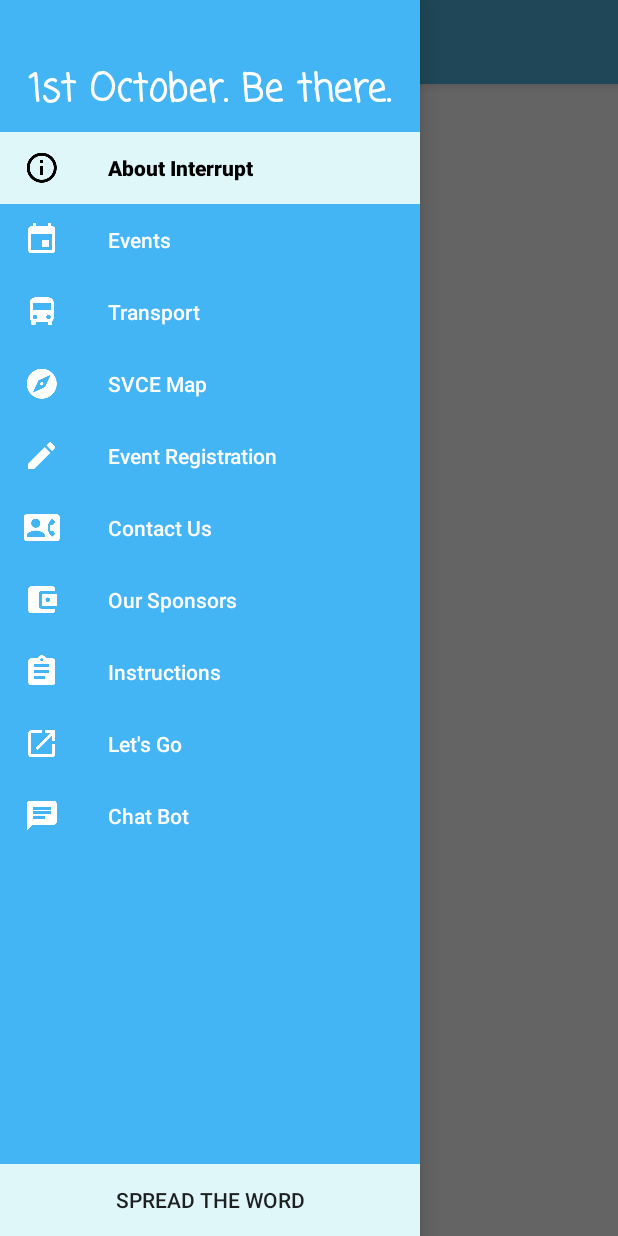
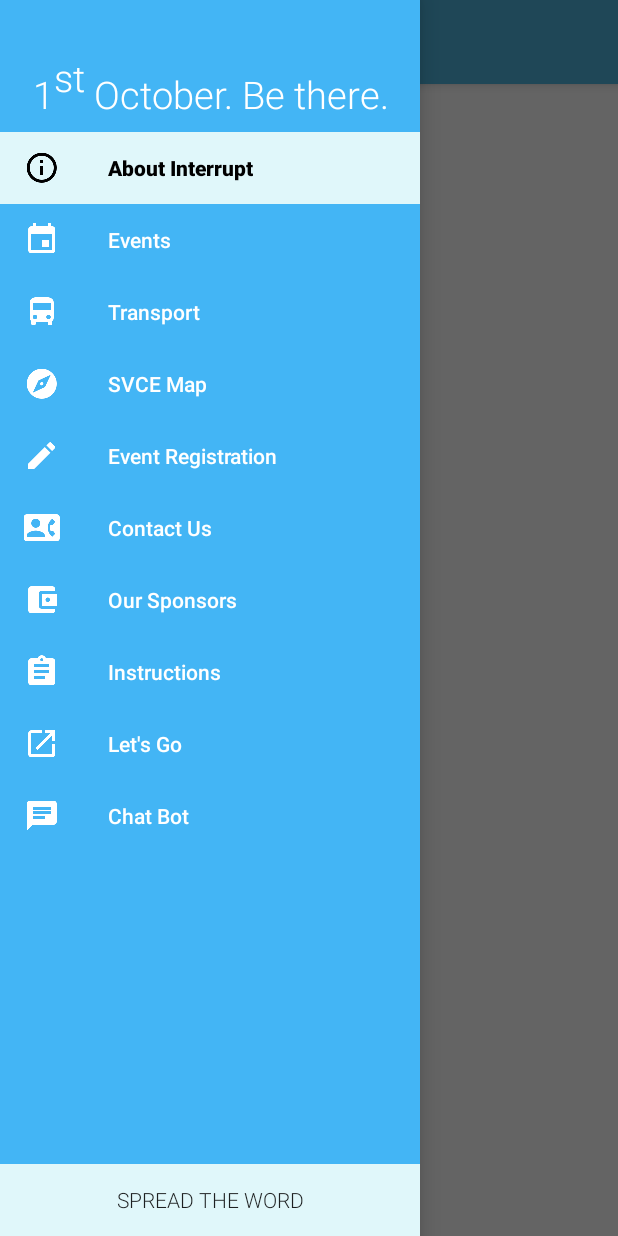
Before and after one commit to nareshvelu96/Interrupt2016, an Android app: the screen it shows after launch (MainActivity), with the side drawer open, on a phone screen of 412 x 824 dp. Run offline under Robolectric (Android 15) with nearby library versions, the light colour scheme and no system bars; libraries missing offline, so code that uses them is left out: com.manuelpeinado.fadingactionbar; Roboto replaces fonts that are not available here; 13 statements that could not run were skipped.

Commit message:
Final final

```diff
--- a/app/src/main/java/com/example/naresh/interrupt2016/MainActivity.java
+++ b/app/src/main/java/com/example/naresh/interrupt2016/MainActivity.java
@@ -4,6 +4,7 @@
 import android.content.DialogInterface;
 import android.content.Intent;
 import android.content.res.Resources;
+import android.graphics.Typeface;
 import android.os.Bundle;
 import android.provider.Settings;
 import android.support.annotation.Nullable;
@@ -24,6 +25,7 @@
 import android.view.Menu;
 import android.view.MenuItem;
 import android.widget.Button;
+import android.widget.TextView;
 
 
 public class MainActivity extends AppCompatActivity
@@ -36,6 +38,10 @@
         Toolbar toolbar = (Toolbar) findViewById(R.id.toolbar);
         setSupportActionBar(toolbar);
         toolbar.setBackgroundColor(ContextCompat.getColor(getBaseContext(),R.color.primary));
+
+        //TextView textView = (TextView) findViewById(R.id.nav_title);
+        //Typeface fontRobo1 = Typeface.createFromAsset(getAssets(),"fonts/BOMBARD_.ttf");
+        //textView.setTypeface(fontRobo1);
 
         DrawerLayout drawer = (DrawerLayout) findViewById(R.id.drawer_layout);
         ActionBarDrawerToggle toggle = new ActionBarDrawerToggle(
--- a/app/src/main/java/com/example/naresh/interrupt2016/SplashScreen.java
+++ b/app/src/main/java/com/example/naresh/interrupt2016/SplashScreen.java
@@ -1,8 +1,11 @@
 package com.example.naresh.interrupt2016;
 
 import android.content.Intent;
+import android.graphics.Bitmap;
+import android.graphics.BitmapFactory;
 import android.os.Bundle;
 import android.support.v7.app.AppCompatActivity;
+import android.util.DisplayMetrics;
 
 /**
  * Created by Mathangi on 05-09-2016.
@@ -15,6 +18,31 @@
 
         Intent intent = new Intent(this, MainActivity.class);
         startActivity(intent);
+        Bitmap bitmap = BitmapFactory.decodeResource(getResources(), R.drawable.interrupt1);
+        float lengthbmp = bitmap.getHeight();
+        float widthbmp = bitmap.getWidth();
+
+        // Get Screen width
+        DisplayMetrics displaymetrics = new DisplayMetrics();
+        this.getWindowManager().getDefaultDisplay().getMetrics(displaymetrics);
+        float hight = displaymetrics.heightPixels / 3;
+        float width = displaymetrics.widthPixels / 3;
+
+        int convertHighet = (int) hight, convertWidth = (int) width;
+
+        // high length
+        if (lengthbmp > hight) {
+            convertHighet = (int) hight - 20;
+            bitmap = Bitmap.createScaledBitmap(bitmap, convertWidth,
+                    convertHighet, true);
+        }
+
+        // high width
+        if (widthbmp > width) {
+            convertWidth = (int) width - 20;
+            bitmap = Bitmap.createScaledBitmap(bitmap, convertWidth,
+                    convertHighet, true);
+        }
         finish();
     }
 
--- a/app/src/main/res/layout/activity_main.xml
+++ b/app/src/main/res/layout/activity_main.xml
@@ -37,6 +37,7 @@
                 android:layout_width="match_parent"
                 android:layout_height="wrap_content"
                 android:text="Spread The Word"
+                android:fontFamily="sans-serif-light"
                 android:layout_weight="0"
                 android:id="@+id/share"
                 android:background="@color/accent" />
--- a/app/src/main/res/layout/activity_register.xml
+++ b/app/src/main/res/layout/activity_register.xml
@@ -92,7 +92,7 @@
             android:layout_height="wrap_content"
             android:layout_marginTop="8dp"
             android:layout_marginBottom="8dp">
-            <TextView android:id="@+id/college"
+            <EditText android:id="@+id/college"
                 android:layout_width="match_parent"
                 android:layout_height="wrap_content"
                 android:hint="Name of the College"
--- a/app/src/main/res/layout/nav_header_main.xml
+++ b/app/src/main/res/layout/nav_header_main.xml
@@ -6,11 +6,11 @@
     android:orientation="vertical"
     android:theme="@style/ThemeOverlay.AppCompat.Dark">
 <TextView
+    android:id="@+id/nav_title"
     android:layout_width="match_parent"
     android:layout_height="wrap_content"
-    android:text="1st October. Be there."
-    android:fontFamily="casual"
-    android:textStyle="bold"
+    android:text="@string/navbar_header"
+    android:fontFamily="sans-serif-light"
     android:gravity="center"
     android:textColor="#FFFFFF"
     android:textSize="25dp"/>
--- a/app/src/main/res/values/strings.xml
+++ b/app/src/main/res/values/strings.xml
@@ -516,6 +516,8 @@
 The player must choose the right phrase/word from the given set of\nmultiple choice answers to complete the Quotes coined by\n famous personalities in the field of computer science.\n\n.</item>
 
     </string-array>
+
+    <string name="navbar_header">"1<sup>st</sup> October. Be there."</string>
     <string-array name="college_names">
         <item>UNIVERSITY DEPARTMENTS OF ANNA UNIVERSITY, CHENNAI – CEG CAMPUS</item>
 
```
Also changed, not shown: app/src/main/res/drawable/interrupt1.png (added), app/src/main/res/drawable/interrupticon1.png (deleted).
